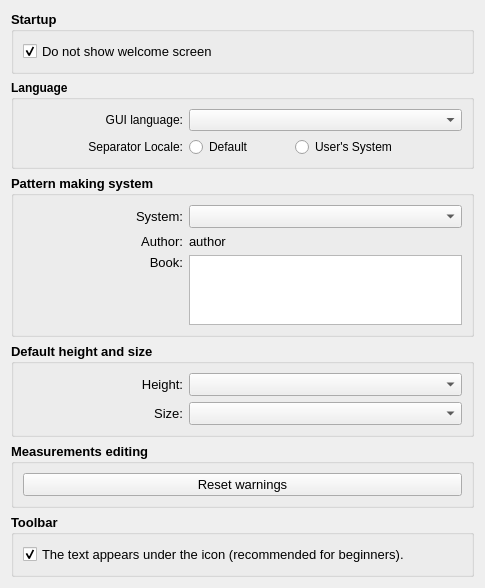
FashionFreedom/Seamly2D, file src/app/seamlyme/dialogs/configpages/seamlymepreferencesconfigurationpage.ui: the form before one commit.
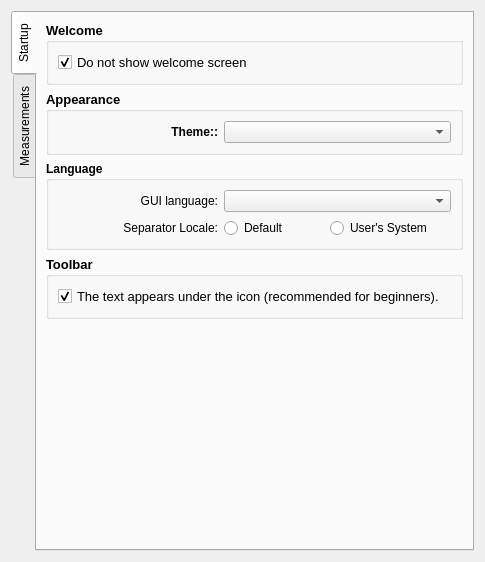
The form after the commit.

Patch:
```diff
--- a/src/app/seamlyme/dialogs/configpages/seamlymepreferencesconfigurationpage.ui
+++ b/src/app/seamlyme/dialogs/configpages/seamlymepreferencesconfigurationpage.ui
@@ -7,7 +7,7 @@
     <x>0</x>
     <y>0</y>
     <width>485</width>
-    <height>579</height>
+    <height>562</height>
    </rect>
   </property>
   <property name="sizePolicy">
@@ -33,24 +33,43 @@
   </property>
   <layout class="QVBoxLayout" name="verticalLayout">
    <item>
-    <widget class="QGroupBox" name="startup_GroupBox">
+    <widget class="QTabWidget" name="seamlyME_Tab">
      <property name="minimumSize">
       <size>
        <width>0</width>
-       <height>0</height>
+       <height>150</height>
       </size>
      </property>
-     <property name="font">
-      <font>
-       <pointsize>10</pointsize>
-       <bold>true</bold>
-      </font>
+     <property name="tabPosition">
+      <enum>QTabWidget::West</enum>
      </property>
-     <property name="title">
+     <property name="currentIndex">
+      <number>0</number>
+     </property>
+     <widget class="QWidget" name="startup_Tab">
+      <attribute name="title">
       <string>Startup</string>
-     </property>
+      </attribute>
      <layout class="QVBoxLayout" name="verticalLayout_3">
       <item>
+        <widget class="QGroupBox" name="welcome_GroupBox">
+         <property name="minimumSize">
+          <size>
+           <width>0</width>
+           <height>0</height>
+          </size>
+         </property>
+         <property name="font">
+          <font>
+           <pointsize>10</pointsize>
+           <bold>true</bold>
+          </font>
+         </property>
+         <property name="title">
+          <string>Welcome</string>
+         </property>
+         <layout class="QVBoxLayout" name="verticalLayout_7">
+          <item>
        <widget class="QCheckBox" name="showWelcome_CheckBox">
         <property name="font">
          <font>
@@ -69,6 +88,59 @@
      </layout>
     </widget>
    </item>
+       <item>
+        <widget class="QGroupBox" name="apperance_GroupBox">
+         <property name="minimumSize">
+          <size>
+           <width>0</width>
+           <height>0</height>
+          </size>
+         </property>
+         <property name="font">
+          <font>
+           <pointsize>10</pointsize>
+           <bold>true</bold>
+          </font>
+         </property>
+         <property name="title">
+          <string>Appearance</string>
+         </property>
+         <layout class="QFormLayout" name="formLayout">
+          <item row="0" column="0">
+           <widget class="QLabel" name="theme_Label">
+            <property name="minimumSize">
+             <size>
+              <width>160</width>
+              <height>0</height>
+             </size>
+            </property>
+            <property name="font">
+             <font>
+              <pointsize>9</pointsize>
+              <bold>true</bold>
+             </font>
+            </property>
+            <property name="text">
+             <string>Theme::</string>
+            </property>
+            <property name="alignment">
+             <set>Qt::AlignRight|Qt::AlignTrailing|Qt::AlignVCenter</set>
+            </property>
+           </widget>
+          </item>
+          <item row="0" column="1">
+           <widget class="QComboBox" name="theme_ComboBox">
+            <property name="font">
+             <font>
+              <pointsize>9</pointsize>
+              <bold>false</bold>
+             </font>
+            </property>
+           </widget>
+          </item>
+         </layout>
+        </widget>
+       </item>
    <item>
     <widget class="QGroupBox" name="language_GroupBox">
      <property name="sizePolicy">
@@ -77,6 +149,12 @@
        <verstretch>0</verstretch>
       </sizepolicy>
      </property>
+         <property name="minimumSize">
+          <size>
+           <width>0</width>
+           <height>0</height>
+          </size>
+         </property>
      <property name="font">
       <font>
        <bold>true</bold>
@@ -85,9 +163,7 @@
      <property name="title">
       <string>Language</string>
      </property>
-     <layout class="QVBoxLayout" name="verticalLayout_2">
-      <item>
-       <layout class="QFormLayout" name="language_FormLayout">
+         <layout class="QFormLayout" name="formLayout_4">
         <item row="0" column="0">
          <widget class="QLabel" name="guiLang_Label">
           <property name="minimumSize">
@@ -199,10 +275,65 @@
          </layout>
         </item>
        </layout>
-      </item>
+        </widget>
+       </item>
+       <item>
+        <widget class="QGroupBox" name="toolbar_GroupBox">
+         <property name="sizePolicy">
+          <sizepolicy hsizetype="Expanding" vsizetype="Preferred">
+           <horstretch>0</horstretch>
+           <verstretch>0</verstretch>
+          </sizepolicy>
+         </property>
+         <property name="font">
+          <font>
+           <pointsize>10</pointsize>
+           <bold>true</bold>
+          </font>
+         </property>
+         <property name="title">
+          <string>Toolbar</string>
+         </property>
+         <layout class="QVBoxLayout" name="verticalLayout_8">
+          <item>
+           <widget class="QCheckBox" name="toolBarStyle_CheckBox">
+            <property name="font">
+             <font>
+              <pointsize>10</pointsize>
+              <bold>false</bold>
+             </font>
+            </property>
+            <property name="text">
+             <string>The text appears under the icon (recommended for beginners).</string>
+            </property>
+            <property name="checked">
+             <bool>true</bool>
+            </property>
+           </widget>
+          </item>
      </layout>
     </widget>
    </item>
+       <item>
+        <spacer name="verticalSpacer">
+         <property name="orientation">
+          <enum>Qt::Vertical</enum>
+         </property>
+         <property name="sizeHint" stdset="0">
+          <size>
+           <width>20</width>
+           <height>40</height>
+          </size>
+         </property>
+        </spacer>
+       </item>
+      </layout>
+     </widget>
+     <widget class="QWidget" name="measurements_Tab">
+      <attribute name="title">
+       <string>Measurements</string>
+      </attribute>
+      <layout class="QVBoxLayout" name="verticalLayout_9">
    <item>
     <widget class="QGroupBox" name="pms_GroupBox">
      <property name="sizePolicy">
@@ -211,6 +342,12 @@
        <verstretch>0</verstretch>
       </sizepolicy>
      </property>
+         <property name="minimumSize">
+          <size>
+           <width>0</width>
+           <height>0</height>
+          </size>
+         </property>
      <property name="font">
       <font>
        <pointsize>10</pointsize>
@@ -220,9 +357,7 @@
      <property name="title">
       <string>Pattern making system</string>
      </property>
-     <layout class="QVBoxLayout" name="verticalLayout_4">
-      <item>
-       <layout class="QFormLayout" name="pms_FormLayout">
+         <layout class="QFormLayout" name="formLayout_3">
         <item row="0" column="0">
          <widget class="QLabel" name="system_Label">
           <property name="minimumSize">
@@ -362,8 +497,6 @@
          </widget>
         </item>
        </layout>
-      </item>
-     </layout>
     </widget>
    </item>
    <item>
@@ -374,6 +507,12 @@
        <verstretch>0</verstretch>
       </sizepolicy>
      </property>
+         <property name="minimumSize">
+          <size>
+           <width>0</width>
+           <height>0</height>
+          </size>
+         </property>
      <property name="font">
       <font>
        <pointsize>10</pointsize>
@@ -383,9 +522,7 @@
      <property name="title">
       <string>Default height and size</string>
      </property>
-     <layout class="QVBoxLayout" name="verticalLayout_5">
-      <item>
-       <layout class="QFormLayout" name="heightSize_FormLayout">
+         <layout class="QFormLayout" name="formLayout_2">
         <item row="0" column="0">
          <widget class="QLabel" name="heigh_Label">
           <property name="minimumSize">
@@ -475,8 +612,6 @@
          </widget>
         </item>
        </layout>
-      </item>
-     </layout>
     </widget>
    </item>
    <item>
@@ -520,40 +655,20 @@
     </widget>
    </item>
    <item>
-    <widget class="QGroupBox" name="toolbar_GroupBox">
-     <property name="sizePolicy">
-      <sizepolicy hsizetype="Expanding" vsizetype="Preferred">
-       <horstretch>0</horstretch>
-       <verstretch>0</verstretch>
-      </sizepolicy>
-     </property>
-     <property name="font">
-      <font>
-       <pointsize>10</pointsize>
-       <bold>true</bold>
-      </font>
-     </property>
-     <property name="title">
-      <string>Toolbar</string>
-     </property>
-     <layout class="QVBoxLayout" name="verticalLayout_7">
-      <item>
-       <widget class="QCheckBox" name="toolBarStyle_CheckBox">
-        <property name="font">
-         <font>
-          <pointsize>10</pointsize>
-          <bold>false</bold>
-         </font>
-        </property>
-        <property name="text">
-         <string>The text appears under the icon (recommended for beginners).</string>
-        </property>
-        <property name="checked">
-         <bool>true</bool>
-        </property>
-       </widget>
-      </item>
-     </layout>
+        <spacer name="verticalSpacer_2">
+         <property name="orientation">
+          <enum>Qt::Vertical</enum>
+         </property>
+         <property name="sizeHint" stdset="0">
+          <size>
+           <width>20</width>
+           <height>67</height>
+          </size>
+         </property>
+        </spacer>
+       </item>
+      </layout>
+     </widget>
     </widget>
    </item>
   </layout>
```
Lines whose indentation alone changed are shown as unchanged.
